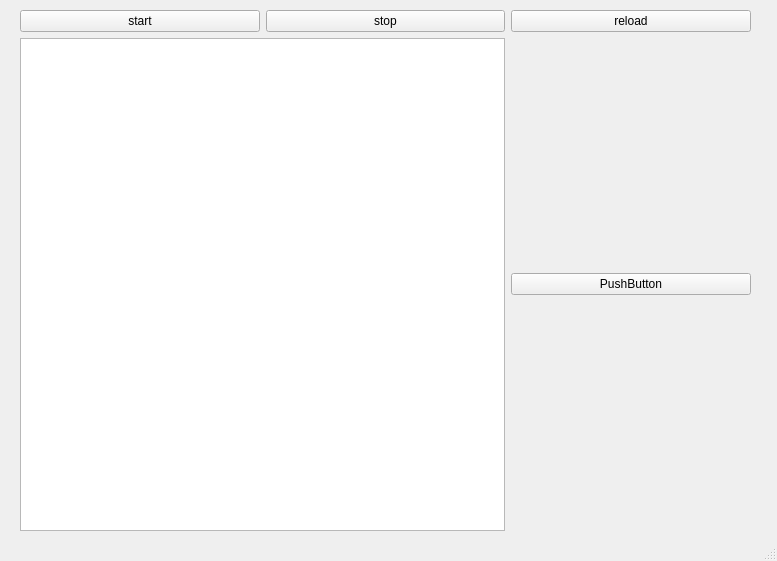
This is GameOfLife/mainwindow.ui in EGmerina/23203_gmerina as Qt 5 draws it before an edit. The edited form follows.
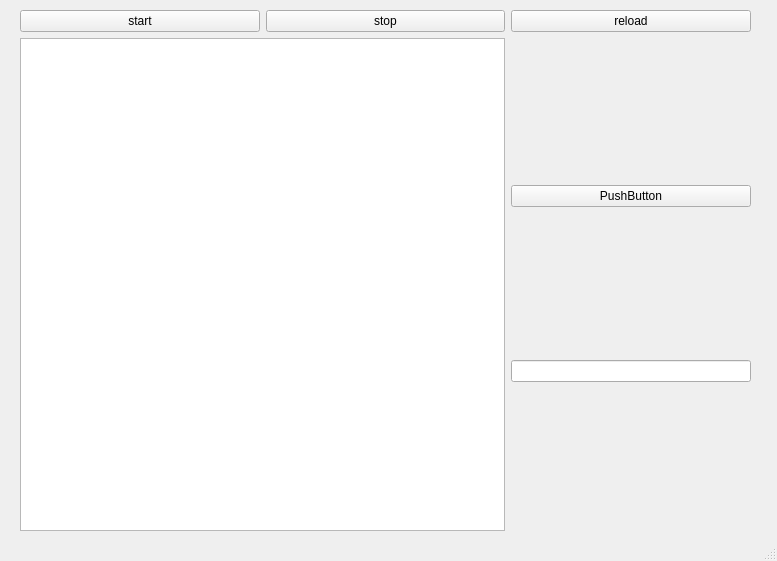
This is the edited form.

The edit to the form file:
```diff
--- a/GameOfLife/mainwindow.ui
+++ b/GameOfLife/mainwindow.ui
@@ -10,6 +10,12 @@
     <height>561</height>
    </rect>
   </property>
+  <property name="sizePolicy">
+   <sizepolicy hsizetype="Fixed" vsizetype="MinimumExpanding">
+    <horstretch>0</horstretch>
+    <verstretch>0</verstretch>
+   </sizepolicy>
+  </property>
   <property name="windowTitle">
    <string>GameOfLife</string>
   </property>
@@ -27,14 +33,14 @@
      <property name="sizeConstraint">
       <enum>QLayout::SetDefaultConstraint</enum>
      </property>
-     <item row="3" column="2">
-      <widget class="QPushButton" name="pushButton_2">
+     <item row="3" column="1">
+      <widget class="QPushButton" name="stop">
        <property name="text">
-        <string>reload</string>
+        <string>stop</string>
        </property>
       </widget>
      </item>
-     <item row="5" column="0" colspan="2">
+     <item row="9" column="0" colspan="2">
       <widget class="QGraphicsView" name="graphicsView">
        <property name="sizePolicy">
         <sizepolicy hsizetype="Minimum" vsizetype="MinimumExpanding">
@@ -44,17 +50,10 @@
        </property>
       </widget>
      </item>
-     <item row="3" column="1">
-      <widget class="QPushButton" name="pushButton">
-       <property name="text">
-        <string>stop</string>
-       </property>
-      </widget>
-     </item>
      <item row="3" column="0">
       <layout class="QHBoxLayout" name="horizontalLayout">
        <item>
-        <widget class="QPushButton" name="pushButton_3">
+        <widget class="QPushButton" name="start">
          <property name="text">
           <string>start</string>
          </property>
@@ -62,13 +61,34 @@
        </item>
       </layout>
      </item>
-     <item row="5" column="2">
-      <widget class="QPushButton" name="pushButton_4">
+     <item row="3" column="2">
+      <widget class="QPushButton" name="pushButton_2">
        <property name="text">
-        <string>PushButton</string>
+        <string>reload</string>
        </property>
       </widget>
      </item>
+     <item row="9" column="2">
+      <layout class="QVBoxLayout" name="verticalLayout">
+       <item>
+        <widget class="QPushButton" name="pushButton_3">
+         <property name="text">
+          <string>PushButton</string>
+         </property>
+        </widget>
+       </item>
+       <item>
+        <widget class="QLineEdit" name="lineEdit">
+         <property name="sizePolicy">
+          <sizepolicy hsizetype="Minimum" vsizetype="Fixed">
+           <horstretch>0</horstretch>
+           <verstretch>0</verstretch>
+          </sizepolicy>
+         </property>
+        </widget>
+       </item>
+      </layout>
+     </item>
     </layout>
    </widget>
   </widget>
```
